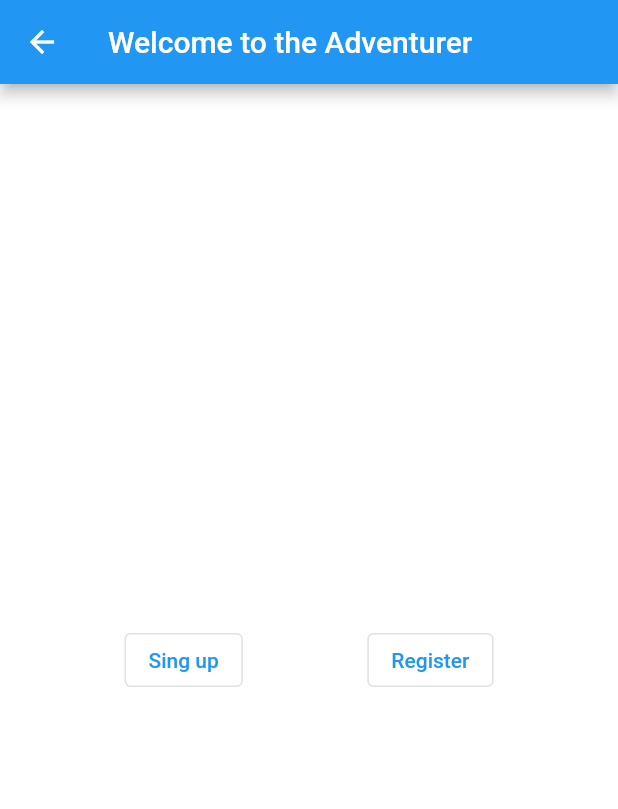
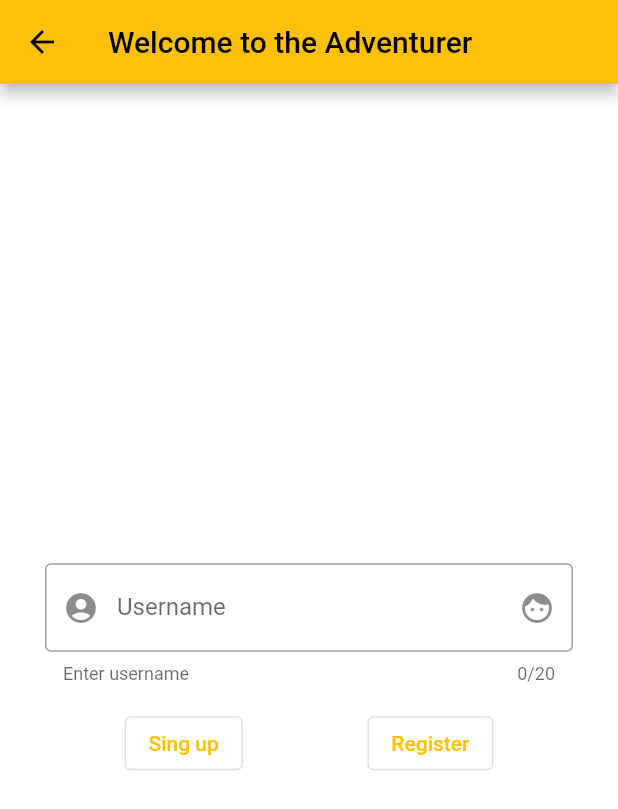
Before and after one commit to albrox9/albabrox_examen_2dam, a Flutter app: the LoginView screen opened by its route, on a phone screen of 412 x 824 dp. Shown: the top 809 px of the screen. Run offline on Flutter 3.47's test engine with Material 2 defaults, Android fonts, the phone set to English and light mode, and no system bars.

Commit message:
Termino de customizar el LoginView

```diff
--- a/lib/login_views/login_view.dart
+++ b/lib/login_views/login_view.dart
@@ -1,12 +1,31 @@
-import 'package:flutter/cupertino.dart';
+
+import 'package:albabrox_examen_2dam/widget_views/input_text.dart';
 import 'package:flutter/material.dart';
 
 class LoginView extends StatelessWidget {
 
   const LoginView({Key? key}) : super(key: key);
 
+
   @override
   Widget build(BuildContext context) {
+
+    InputText itUser = const InputText(
+        iWordLength: 20,
+        sHelperText: 'Enter username',
+        sLabel: 'Username',
+        iLeadingIcon: Icon(Icons.account_circle),
+        iTrailingIcon: Icon(Icons.face),
+        bIsPasswordInput: false);
+
+    InputText itPass = const InputText(
+        iWordLength: 20,
+        sHelperText: 'Enter username',
+        sLabel: 'Username',
+        iLeadingIcon: Icon(Icons.password),
+        iTrailingIcon: Icon(Icons.password_sharp),
+        bIsPasswordInput: true);
+
     return Scaffold(
       appBar: AppBar(
         title: const Text('Welcome to the Adventurer'),
@@ -16,19 +35,17 @@ class LoginView extends StatelessWidget {
         child: Column(
           mainAxisAlignment: MainAxisAlignment.center,
           children: [
+            itUser,
             Row(
               mainAxisAlignment: MainAxisAlignment.spaceEvenly,
               children: [
                 OutlinedButton(
-                  onPressed: () {
-
-                  },
+                  onPressed: () {},
                   child: const Text("Sing up"),
                 ),
 
                 OutlinedButton(
-                  onPressed: () {
-                  },
+                  onPressed: () {},
                   child: const Text("Register"),
                 )
               ],
--- a/lib/login_views/splash_view.dart
+++ b/lib/login_views/splash_view.dart
@@ -21,7 +21,7 @@ class _State extends State<SplashView> {
                 mainAxisSize: MainAxisSize.max,
                 children: const [
                   Image(image: AssetImage("assets/image/logo.jpg"), width: 250, height: 200, ),
-                  Text("Respira...",
+                  Text("Just breath...",
                       style: TextStyle(
                           color: Colors.grey,
                           fontSize: 23,
--- a/lib/my_app.dart
+++ b/lib/my_app.dart
@@ -12,11 +12,14 @@ class MyApp extends StatelessWidget {
   @override
   Widget build(BuildContext context) {
     return MaterialApp(
+      theme: ThemeData(
+        primarySwatch: Colors.amber
+      ),
       title: 'Welcome to Flutter',
-      initialRoute: '/splash_view',
+      initialRoute: '/login_view',
       routes: {
-        '/splash_view': (context) => const SplashView(),
-        '/login_view': (context) => const LoginView(),
+        '/': (context) => const SplashView(),
+        '/login_view': (context) => LoginView(),
       },
     );
   }
--- /dev/null
+++ b/lib/singleton/data_holder.dart
@@ -0,0 +1,15 @@
+import 'package:albabrox_examen_2dam/widget_views/input_text.dart';
+
+class DataHolder {
+
+
+
+  static final DataHolder _dataHolder = DataHolder._internal();
+
+  DataHolder._internal();
+
+  factory DataHolder(){
+    return _dataHolder;
+  }
+
+}
--- /dev/null
+++ b/lib/widget_views/input_text.dart
@@ -0,0 +1,45 @@
+import 'package:flutter/material.dart';
+
+class InputText extends StatelessWidget {
+
+  final int iWordLength;
+  final String sHelperText;
+  final String sLabel;
+  final Icon iLeadingIcon;
+  final Icon iTrailingIcon;
+  final bool bIsPasswordInput;
+
+
+
+
+  const InputText({Key? key,
+    required this.iWordLength,
+    required this.sHelperText,
+    required this.sLabel,
+    required this.iLeadingIcon,
+    required this.iTrailingIcon,
+    required this.bIsPasswordInput,})
+      : super(key: key);
+
+  @override
+  Widget build(BuildContext context) {
+    return Container(
+        padding: const EdgeInsets.symmetric(
+        horizontal: 30,
+        vertical: 15,
+      ),
+      child: TextFormField(
+        maxLength: iWordLength,
+        obscureText: bIsPasswordInput,
+
+          decoration: InputDecoration(
+          labelText: sLabel,
+          helperText: sHelperText,
+          border: OutlineInputBorder(),
+          prefixIcon: iLeadingIcon,
+          suffixIcon: iTrailingIcon,
+        ),
+      ),
+    );
+  }
+}
```
